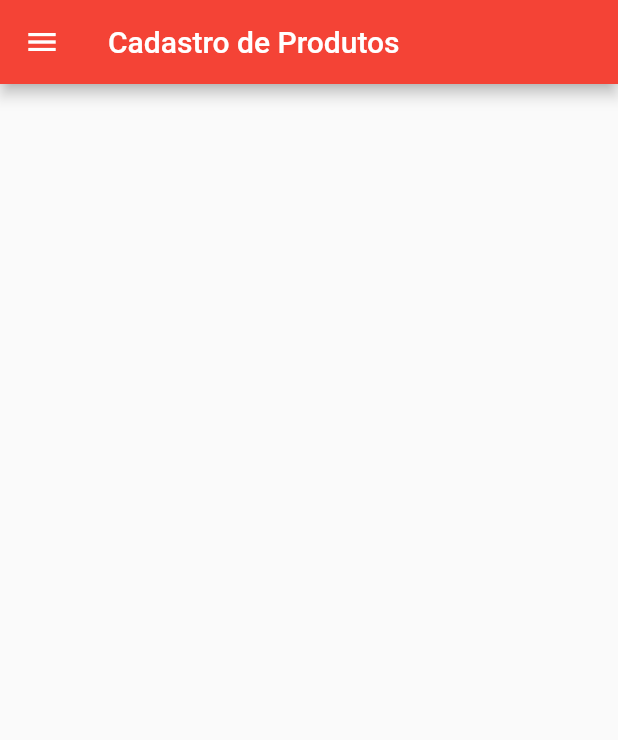
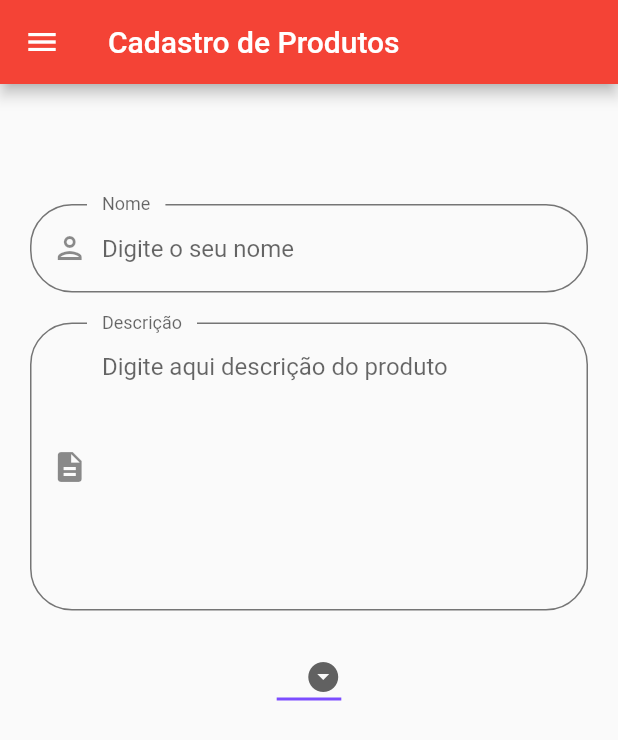
Before and after one commit to WillianyV/Mobile-2020.4-Loja, a Flutter app: the Product_List screen opened by its route, after a tap on the "add" icon, on a phone screen of 412 x 824 dp. Shown: the top 740 px of the screen. Run offline on Flutter 3.47's test engine with Material 2 defaults, Android fonts, the phone set to English and light mode, and no system bars; our stand-ins replace dio, mask_text_input_formatter.

Commit message:
commit 08-02-2021

```diff
--- a/loja/lib/app/product/product_create.dart
+++ b/loja/lib/app/product/product_create.dart
@@ -7,6 +7,7 @@ class ProductCreate extends StatefulWidget {
 }
 
 class _ProductCreateState extends State<ProductCreate> {
+  String sizeValue;
   @override
   Widget build(BuildContext context) {
     return Scaffold(
@@ -14,8 +15,90 @@ class _ProductCreateState extends State<ProductCreate> {
         title: Text("Cadastro de Produtos"),
       ),
       drawer: DrawerLoja(),
+      body: _body(),
     );
   }
 
-  Widget _body() {}
+  Widget _body() {
+    return Padding(
+      padding: EdgeInsets.symmetric(horizontal: 20, vertical: 40),
+      child: Column(
+        children: [
+          Container(height: 40),
+          textFieldNome(),
+          Container(height: 20),
+          textAreaDescription(),
+          Container(height: 20),
+          dropDownSize(),
+        ],
+      ),
+    );
+  }
+
+  Widget textFieldNome() {
+    return TextFormField(
+      decoration: InputDecoration(
+        labelText: "Nome",
+        hintText: "Digite o seu nome",
+        floatingLabelBehavior: FloatingLabelBehavior.always,
+        prefixIcon: Padding(
+          padding: const EdgeInsets.only(left: 5),
+          child: Icon(Icons.person_outlined),
+        ),
+      ),
+      validator: (value) {
+        if (value == null || value.trim().isEmpty) {
+          return 'Nome inválido.';
+        }
+        return null;
+      },
+    );
+  }
+
+  Widget textAreaDescription() {
+    return TextFormField(
+      maxLines: 8,
+      decoration: InputDecoration(
+        labelText: "Descrição",
+        hintText: "Digite aqui descrição do produto",
+        floatingLabelBehavior: FloatingLabelBehavior.always,
+        prefixIcon: Padding(
+          padding: const EdgeInsets.only(left: 5),
+          child: Icon(Icons.description),
+        ),
+      ),
+      validator: (value) {
+        if (value == null || value.trim().isEmpty) {
+          return 'Nome inválido.';
+        }
+        return null;
+      },
+    );
+  }
+
+  Widget dropDownSize() {
+    return DropdownButton<String>(
+      value: sizeValue,
+      icon: Icon(Icons.arrow_drop_down_circle),
+      iconSize: 24,
+      elevation: 16,
+      style: TextStyle(color: Colors.deepPurple),
+      underline: Container(
+        height: 2,
+        color: Colors.deepPurpleAccent,
+      ),
+      onChanged: (String newValue) {
+        setState(() {
+          sizeValue = newValue;
+        });
+      },
+      items: <String>['PP', 'P', 'M', 'GG', 'XG']
+          .map<DropdownMenuItem<String>>((String value) {
+        return DropdownMenuItem<String>(
+          value: value,
+          child: Text(value),
+        );
+      }).toList(),
+    );
+  }
 }
--- a/loja/lib/app/product/product_list_screen.dart
+++ b/loja/lib/app/product/product_list_screen.dart
@@ -32,8 +32,12 @@ class _Product_ListState extends State<Product_List> {
   Widget _body() {
     return Padding(
       padding: EdgeInsets.symmetric(horizontal: 20, vertical: 40),
-      child: Column(
-        children: [],
+      child: SingleChildScrollView(
+        child: Form(
+          child: Column(
+            children: [],
+          ),
+        ),
       ),
     );
   }
```
